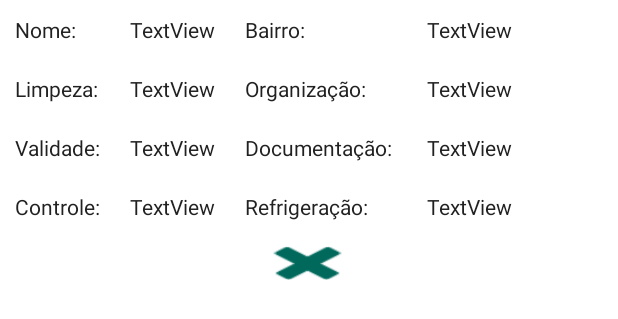
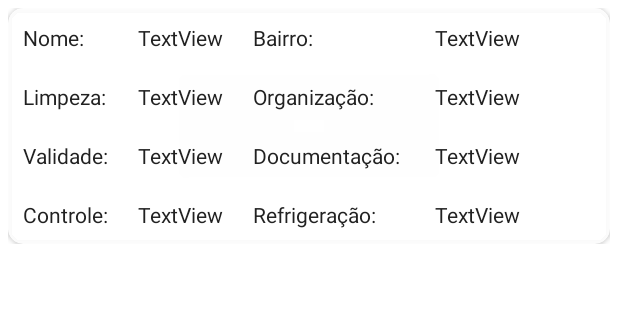
Before and after one commit to cahcastroc/sou-fiscal-tp3-infnet, an Android app: the layout avaliacao_usuario_linha.xml on its own in the app's theme, with its tools: preview values and no code run, on a phone screen of 412 x 824 dp. Shown: the top 319 px of the screen. Run offline under Robolectric (Android 15) with nearby library versions, the phone set to English and light mode, and no system bars; Roboto replaces fonts that are not available here.

Commit message:
Ajusta Cardview e LongClick

```diff
--- a/app/src/main/java/br/edu/infnet/soufiscal/ConsultaFragment.kt
+++ b/app/src/main/java/br/edu/infnet/soufiscal/ConsultaFragment.kt
@@ -77,7 +77,8 @@ class ConsultaFragment : Fragment(), RecyclerViewItemListener {
     }
 
 
-    override fun recyclerViewItemDeletarClicked(view: View, id: String) {
+
+    override fun recyclerViewItemLongClicked(view: View, id: String) {
         avaliacaoDao.del(id).addOnSuccessListener {
 
             Toast.makeText(activity, "Item deletado", Toast.LENGTH_LONG).show()
--- a/app/src/main/java/br/edu/infnet/soufiscal/DadosSintetizadosFragment.kt
+++ b/app/src/main/java/br/edu/infnet/soufiscal/DadosSintetizadosFragment.kt
@@ -121,15 +121,13 @@ class DadosSintetizadosFragment : Fragment(), RecyclerViewItemListener,AdapterVi
     }
 
     override fun onNothingSelected(p0: AdapterView<*>?) {
-
     }
 
     override fun recyclerViewItemClicked(view: View, id: String) {
-
     }
 
-    override fun recyclerViewItemDeletarClicked(view: View, id: String) {
 
+    override fun recyclerViewItemLongClicked(view: View, id: String) {
     }
 
 
--- a/app/src/main/java/br/edu/infnet/soufiscal/dao/AvaliacaoDao.kt
+++ b/app/src/main/java/br/edu/infnet/soufiscal/dao/AvaliacaoDao.kt
@@ -43,9 +43,6 @@ class AvaliacaoDao {
         return db.collection(collection).document(id).delete()
     }
 
-//    fun listarUsuario(idAvaliador : String) : Task<QuerySnapshot>{
-//        return db.collection(collection).whereEqualTo("idAvaliador",idAvaliador).get()
-//    }
 
     fun inserir(avaliacao: Avaliacao) : Task<Void>? {
         var task: Task<Void>? = null
--- a/app/src/main/java/br/edu/infnet/soufiscal/recyclerView/RecyclerViewItemListener.kt
+++ b/app/src/main/java/br/edu/infnet/soufiscal/recyclerView/RecyclerViewItemListener.kt
@@ -7,7 +7,8 @@ interface RecyclerViewItemListener {
 
     fun recyclerViewItemClicked(view: View, id: String)
 
-    fun recyclerViewItemDeletarClicked(view: View, id: String)
+
+    fun recyclerViewItemLongClicked(view: View, id: String)
 
 
 
--- a/app/src/main/res/layout/avaliacao_usuario_linha.xml
+++ b/app/src/main/res/layout/avaliacao_usuario_linha.xml
@@ -1,11 +1,19 @@
 <?xml version="1.0" encoding="utf-8"?>
-<androidx.constraintlayout.widget.ConstraintLayout xmlns:android="http://schemas.android.com/apk/res/android"
+<LinearLayout xmlns:android="http://schemas.android.com/apk/res/android"
     xmlns:app="http://schemas.android.com/apk/res-auto"
     xmlns:tools="http://schemas.android.com/tools"
     android:layout_width="wrap_content"
     android:layout_height="wrap_content"
     android:layout_marginBottom="20dp"
-    android:background="#36FFFFFF">
+    android:background="#1EFFFFFF"
+    android:orientation="vertical"
+    android:padding="5dp">
+
+    <androidx.cardview.widget.CardView
+        android:layout_width="match_parent"
+        android:layout_height="match_parent"
+        app:cardBackgroundColor="#E6FFFFFF"
+        app:cardCornerRadius="10dp">
 
         <TableLayout
             android:id="@+id/tableLayout"
@@ -151,14 +159,5 @@
             </TableRow>
         </TableLayout>
 
-    <Button
-        android:id="@+id/btDeletar"
-        android:layout_width="71dp"
-        android:layout_height="36dp"
-        android:background="@android:drawable/ic_delete"
-        android:backgroundTint="@color/purple_200"
-        app:layout_constraintEnd_toEndOf="parent"
-        app:layout_constraintStart_toStartOf="parent"
-        app:layout_constraintTop_toBottomOf="@+id/tableLayout" />
-
-</androidx.constraintlayout.widget.ConstraintLayout>
+    </androidx.cardview.widget.CardView>
+</LinearLayout>
--- a/app/src/main/res/layout/dados_sintetizados_linha.xml
+++ b/app/src/main/res/layout/dados_sintetizados_linha.xml
@@ -11,7 +11,7 @@
     <androidx.cardview.widget.CardView
         android:layout_width="match_parent"
         android:layout_height="match_parent"
-        app:cardBackgroundColor="#48FFFFFF"
+        app:cardBackgroundColor="#E6FFFFFF"
         app:cardCornerRadius="10dp">
 
         <TableLayout
```
Also changed, not shown: app/src/main/java/br/edu/infnet/soufiscal/recyclerView/AvaliacaoUsuarioAdapter.kt (+11 -4 lines). Lines whose indentation alone changed are shown as unchanged.
